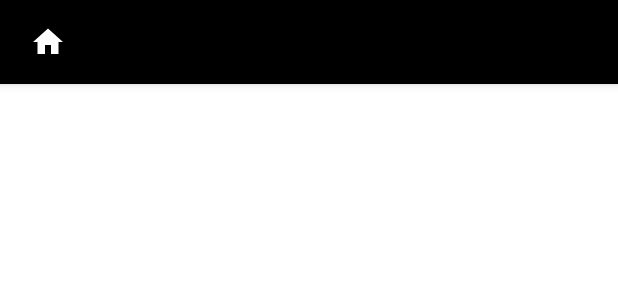
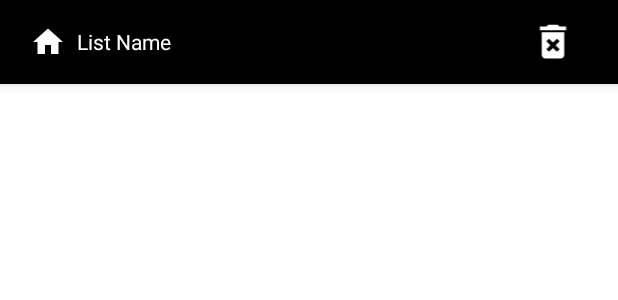
Before and after one commit to quetto1/AndroidExamProject, an Android app: the layout toolbar.xml on its own in the app's theme, with its tools: preview values and no code run, on a phone screen of 412 x 824 dp. Shown: the top 300 px of the screen. Run offline under Robolectric (Android 15) with nearby library versions, the phone set to English and light mode, and no system bars.

Commit message:
New satble version

```diff
--- a/app/src/main/java/com/example/shopinglist1/main_fragment/MainFragment.kt
+++ b/app/src/main/java/com/example/shopinglist1/main_fragment/MainFragment.kt
@@ -40,8 +40,6 @@ class MainFragment : Fragment(), ShoppingAdapterMain.ShopppingItemClickInterface
     override fun onViewCreated(view: View, savedInstanceState: Bundle?) {
         super.onViewCreated(view, savedInstanceState)
 
-
-
         val shoppingRepo = ShoppingRepo(ShoppingDataBase(requireContext()))
         val factory = ShoppingViewModelFactoryMain(shoppingRepo)
         shoppingViewModelMain = ViewModelProvider(this, factory).get(ShoppingViewModelMain::class.java)
--- a/app/src/main/java/com/example/shopinglist1/main_fragment/ShoppingAdapterMain.kt
+++ b/app/src/main/java/com/example/shopinglist1/main_fragment/ShoppingAdapterMain.kt
@@ -17,13 +17,11 @@ import com.example.shopinglist1.room.ShoppingItemsMain
 class ShoppingAdapterMain(var list:  List<ShoppingItemsMain>, val shopppingItemClickInterface: ShopppingItemClickInterface): RecyclerView.Adapter<ShoppingAdapterMain.ShoppingViewHolderMain>()
 {
 
-
     inner class ShoppingViewHolderMain(itemView: View): RecyclerView.ViewHolder(itemView){
         val nameTv = itemView.findViewById<TextView>(R.id.idTvItemName)
         val deleteTv = itemView.findViewById<ImageView>(R.id.idIvDeleteMain)
         val rootView = itemView.rootView
     }
-
 
     interface ShopppingItemClickInterface{
         fun onItemClick(shoppingItemsMain: ShoppingItemsMain)
@@ -48,7 +46,7 @@ class ShoppingAdapterMain(var list:  List<ShoppingItemsMain>, val shopppingItemC
 
         holder.rootView.setOnClickListener {
 
-            val bundle = bundleOf("position" to position.toString(), "name" to list.get(position).itemNameMain)
+            val bundle = bundleOf("position" to list.get(position).id.toString(), "name" to list.get(position).itemNameMain)
             holder.rootView.findNavController().navigate(R.id.action_mainFragment_to_shoppingItemFragment, bundle)
         }
 
--- a/app/src/main/java/com/example/shopinglist1/room/ShoppingDataBase.kt
+++ b/app/src/main/java/com/example/shopinglist1/room/ShoppingDataBase.kt
@@ -31,7 +31,8 @@ abstract class ShoppingDataBase : RoomDatabase() {
                 context.applicationContext,
                 ShoppingDataBase::class.java,
                 "Shopping.DB"
-            ).build()
+            ).allowMainThreadQueries().build()
+
 
     }
 
--- a/app/src/main/java/com/example/shopinglist1/room/ShoppingItems.kt
+++ b/app/src/main/java/com/example/shopinglist1/room/ShoppingItems.kt
@@ -17,9 +17,9 @@ data class ShoppingItems (
     @ColumnInfo(name = "itemPrice")
     var itemPrice: Int,
 
-
+    @ColumnInfo(name = "shopOwnerId")
     val shopOwnerId : Int
 ) {
     @PrimaryKey(autoGenerate = true)
-    var id: Int? = null
+    var id: Int = 0
 }
--- a/app/src/main/java/com/example/shopinglist1/room/ShoppingItemsConnection.kt
+++ b/app/src/main/java/com/example/shopinglist1/room/ShoppingItemsConnection.kt
@@ -5,13 +5,13 @@ import androidx.room.Relation
 import com.example.shopinglist1.ShoppingItems
 import com.example.shopinglist1.room.ShoppingItemsMain
 
-
+// File Responible for ....
 data class ShoppingItemsConnection (
     @Embedded
     val shoppingItemsMain: ShoppingItemsMain,
     @Relation(
         parentColumn = "id",
-        entityColumn = "itemNameMain"
+        entityColumn = "shopOwnerId"
     )
-    val shoppingList: List<ShoppingItems>
+    var shoppingList: List<ShoppingItems> = emptyList()
 )
--- a/app/src/main/java/com/example/shopinglist1/room/ShoppingItemsMain.kt
+++ b/app/src/main/java/com/example/shopinglist1/room/ShoppingItemsMain.kt
@@ -14,5 +14,5 @@ data class ShoppingItemsMain (
 ) {
     // Creates a column with unique id
     @PrimaryKey(autoGenerate = true)
-    var id: Int? = null
+    var id: Int = 0
 }
--- a/app/src/main/java/com/example/shopinglist1/room/ShoppingRepo.kt
+++ b/app/src/main/java/com/example/shopinglist1/room/ShoppingRepo.kt
@@ -17,6 +17,8 @@ class ShoppingRepo(private val db:ShoppingDataBase) {
 
     fun getAllItemsMain()= db.getShoppingDao().getAllShoppingItemsMain()
 
-    fun getAllItemsFromPickedList()= db.getShoppingDao().getAllPickedShoppingItems()
+    fun getAllItemsFromPickedList(id:Int)= db.getShoppingDao().getAllPickedShoppingItems(id)
+
+    fun deleteByIdShoppingWithProducts(id: List<Int>) = db.getShoppingDao().deleteByIdShoppingWithProducts(id)
 
 }
--- a/app/src/main/java/com/example/shopinglist1/second_fragment/ShoppingViewModel.kt
+++ b/app/src/main/java/com/example/shopinglist1/second_fragment/ShoppingViewModel.kt
@@ -15,4 +15,9 @@ class ShoppingViewModel(private val repo: ShoppingRepo): ViewModel() {
     }
 
     fun getAllShoppingItems() = repo.getAllItems()
+
+    fun getAllPickedShoppingItems(id:Int) = repo.getAllItemsFromPickedList(id)
+
+    fun deleteByIdShoppingWithProducts(id: List<Int>) = repo.deleteByIdShoppingWithProducts(id)
+
 }
--- /dev/null
+++ b/app/src/main/res/drawable/ic_delete_all.xml
@@ -0,0 +1,10 @@
+<vector xmlns:android="http://schemas.android.com/apk/res/android"
+    android:width="24dp"
+    android:height="24dp"
+    android:viewportWidth="24"
+    android:viewportHeight="24"
+    android:tint="?attr/colorControlNormal">
+  <path
+      android:fillColor="@android:color/white"
+      android:pathData="M6,19c0,1.1 0.9,2 2,2h8c1.1,0 2,-0.9 2,-2L18,7L6,7v12zM8.46,11.88l1.41,-1.41L12,12.59l2.12,-2.12 1.41,1.41L13.41,14l2.12,2.12 -1.41,1.41L12,15.41l-2.12,2.12 -1.41,-1.41L10.59,14l-2.13,-2.12zM15.5,4l-1,-1h-5l-1,1L5,4v2h14L19,4z"/>
+</vector>
--- a/app/src/main/res/layout/add_range_dialog.xml
+++ b/app/src/main/res/layout/add_range_dialog.xml
@@ -8,8 +8,6 @@
     android:layout_marginTop="0dp"
     android:layout_gravity="center"
     android:background="@color/black">
-
-
 
 
     <EditText
@@ -32,6 +30,7 @@
         android:layout_marginEnd="20dp"
         android:layout_marginBottom="10dp"
         android:hint="Price"
+        android:inputType="number"
         android:textColor="@color/white"
         android:textColorHint="@color/white"
         app:layout_constraintBottom_toBottomOf="@+id/textView"
--- a/app/src/main/res/layout/toolbar.xml
+++ b/app/src/main/res/layout/toolbar.xml
@@ -15,5 +15,22 @@
         android:src="@drawable/ic_home"
         app:tint="@color/white"
         ></ImageView>
+    <TextView
+        android:id="@+id/TvListName"
+        android:layout_width="200dp"
+        android:layout_height="match_parent"
+        android:text="List Name"
+        android:textColor="@color/white"
+        />
+    <ImageView
+        android:id="@+id/deleteAll"
+        android:layout_width="100dp"
+        android:layout_height="30dp"
+        android:layout_alignParentRight="true"
+        android:layout_marginLeft="80dp"
+        app:tint="@color/white"
+        app:srcCompat="@drawable/ic_delete_all"
+        />
+
 
 </androidx.appcompat.widget.Toolbar>
```
Also changed, not shown: app/src/main/java/com/example/shopinglist1/room/ShoppingDao.kt (+7 -2 lines), app/src/main/java/com/example/shopinglist1/second_fragment/AddRangeDialog.kt (+6 -1 lines), app/src/main/java/com/example/shopinglist1/second_fragment/ShoppingAdapter.kt (+7 -5 lines), app/src/main/java/com/example/shopinglist1/second_fragment/ShoppingItemFragment.kt (+36 -6 lines).
